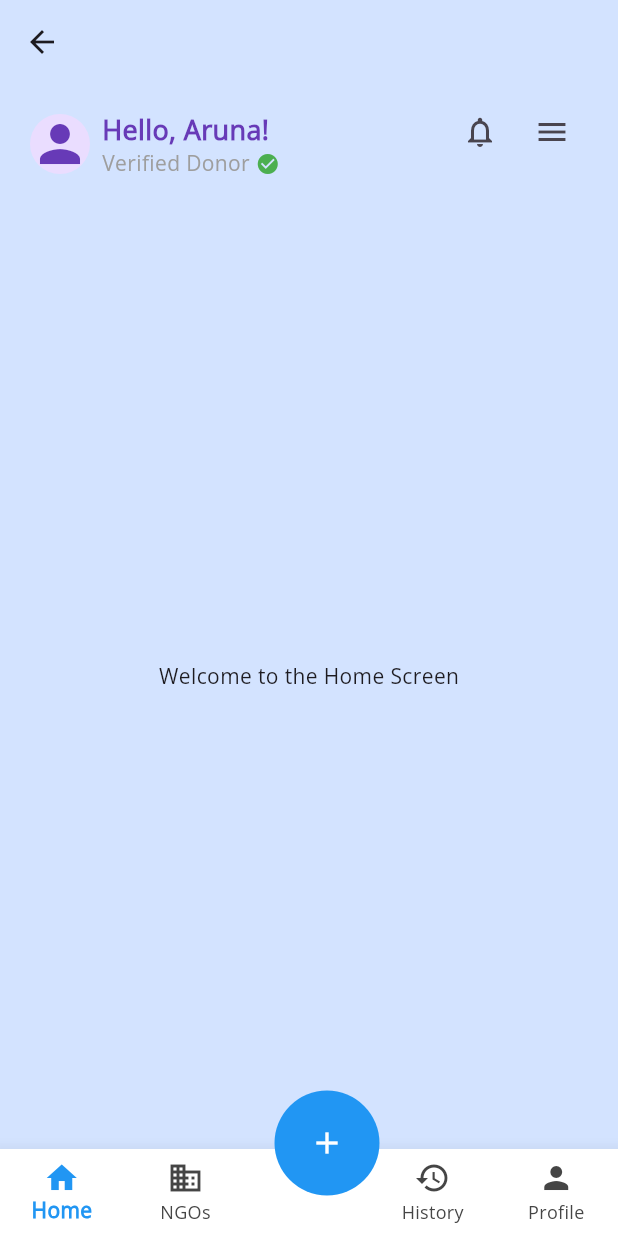
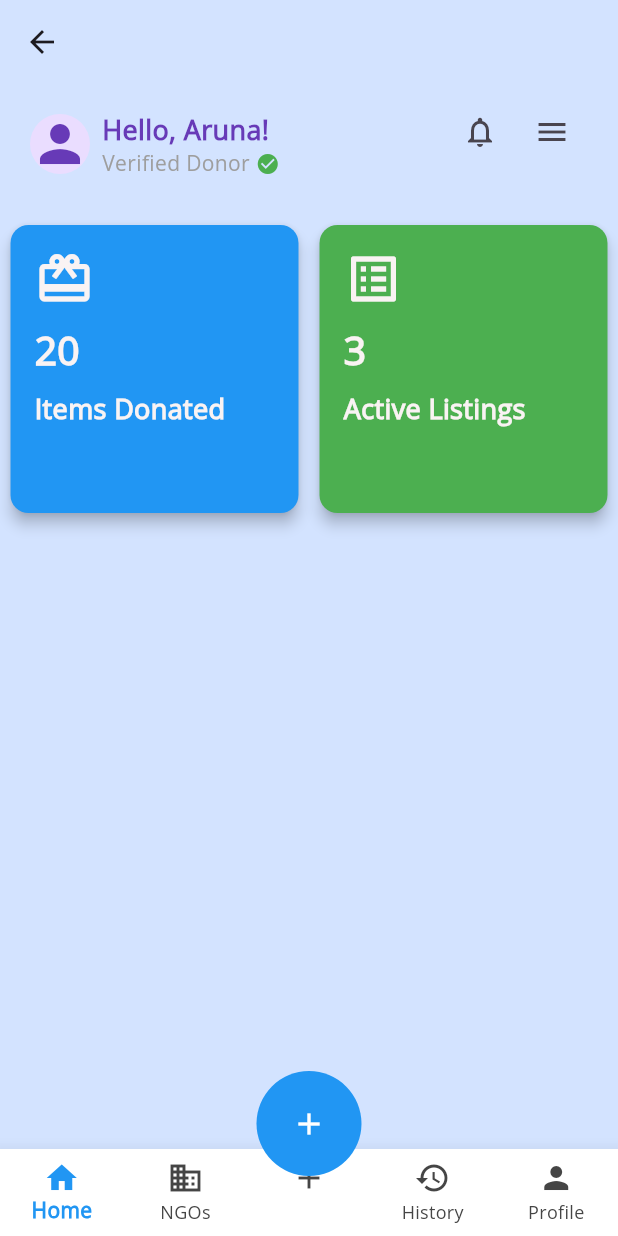
Before and after one commit to arunaguragain/aashwaas, a Flutter app: the DonorHomeScreen screen opened directly, on a phone screen of 412 x 824 dp. Run offline on Flutter 3.47's test engine with Material 3 defaults, Android fonts, the phone set to English and light mode, and no system bars; our stand-ins replace font_awesome_flutter.

Commit message:
Created stats_card and applied it in home screen of donor

```diff
--- a/lib/screens/bottom_screen_donor/home_screen.dart
+++ b/lib/screens/bottom_screen_donor/home_screen.dart
@@ -1,3 +1,5 @@
+import 'package:aashwaas/widgets/home_header.dart';
+import 'package:aashwaas/widgets/stats_card.dart';
 import 'package:flutter/material.dart';
 
 class HomeScreen extends StatelessWidget {
@@ -6,8 +8,36 @@ class HomeScreen extends StatelessWidget {
   @override
   Widget build(BuildContext context) {
     return SizedBox.expand(
-      child: Center(
-        child: Text('Welcome to the Home Screen'),
+      child: SingleChildScrollView(
+        child: Column(
+          children: [
+            HomeHeader(
+              userName: 'Aruna',
+              onNotificationPressed: () {},
+              onMenuPressed: () {},
+              isVerified: true,
+              role: 'donor',
+            ),
+            SizedBox(height: 10),
+            Row(
+              mainAxisAlignment: MainAxisAlignment.spaceAround,
+              children: [
+                StatsCard(
+                  label: 'Items Donated',
+                  value: '20',
+                  icon: Icons.card_giftcard,
+                ),
+                StatsCard(
+                  label: 'Active Listings',
+                  value: '3',
+                  icon: Icons.list_alt,
+                  cardColor: Colors.green,
+                ),
+              ],
+            ),
+            const SizedBox(height: 20),
+          ],
+        ),
       ),
     );
   }
--- a/lib/screens/donor_home_screen.dart
+++ b/lib/screens/donor_home_screen.dart
@@ -2,7 +2,6 @@ import 'package:aashwaas/screens/bottom_screen_donor/add_donation_screen.dart';
 import 'package:aashwaas/screens/bottom_screen_donor/history_screen.dart';
 import 'package:aashwaas/screens/bottom_screen_donor/home_screen.dart';
 import 'package:aashwaas/screens/bottom_screen_donor/ngo_screen.dart';
-import 'package:aashwaas/widgets/home_header.dart';
 import 'package:flutter/material.dart';
 
 import 'bottom_screen_donor/profile_screen.dart';
@@ -41,18 +40,7 @@ class _DonorHomeScreenState extends State<DonorHomeScreen> {
               : 'My Profile',
         ),
       ),
-      body: Column(
-        children: [
-          HomeHeader(
-            userName: 'Aruna',
-            onNotificationPressed: () {},
-            onMenuPressed: () {},
-            isVerified: true,
-            role: 'donor',
-          ),
-          Expanded(child: lstBottomScreen[_selectedIndex]),
-        ],
-      ),
+      body: lstBottomScreen[_selectedIndex],
       bottomNavigationBar: Stack(
         clipBehavior: Clip.none,
         children: [
@@ -86,8 +74,8 @@ class _DonorHomeScreenState extends State<DonorHomeScreen> {
             },
           ),
           Positioned(
-            bottom: 27,
-            left: 183,
+            bottom: 40,
+            left: MediaQuery.of(context).size.width * 0.5 - 35,
             child: Container(
               width: 70,
               height: 70,
--- /dev/null
+++ b/lib/widgets/stats_card.dart
@@ -0,0 +1,63 @@
+import 'package:flutter/material.dart';
+
+class StatsCard extends StatelessWidget {
+  final String label;
+  final String value;
+  final IconData icon;
+  final Color cardColor;
+
+  const StatsCard({
+    super.key,
+    required this.label,
+    required this.value,
+    required this.icon,
+    this.cardColor = Colors.blue,
+  });
+
+  @override
+  Widget build(BuildContext context) {
+    return SizedBox(
+      height: 200,
+      width: 200,
+      child: Card(
+        color: cardColor,
+        elevation: 4,
+        shape: RoundedRectangleBorder(
+          borderRadius: BorderRadiusGeometry.circular(12),
+        ),
+        child: Padding(
+          padding: const EdgeInsets.all(16.0),
+          child: Column(
+            mainAxisAlignment: MainAxisAlignment.start,
+            crossAxisAlignment: CrossAxisAlignment.start,
+            children: [
+              Icon(
+                icon,
+                size: 40,
+                color: const Color.fromARGB(255, 249, 243, 243),
+              ),
+              SizedBox(height: 8),
+              Text(
+                value,
+                style: TextStyle(
+                  fontSize: 26,
+                  fontWeight: FontWeight.bold,
+                  color: Color.fromARGB(255, 249, 243, 243),
+                ),
+              ),
+              SizedBox(height: 8),
+              Text(
+                label,
+                style: TextStyle(
+                  fontSize: 18,
+                  fontWeight: FontWeight.bold,
+                  color: Color.fromARGB(255, 249, 243, 243),
+                ),
+              ),
+            ],
+          ),
+        ),
+      ),
+    );
+  }
+}
```
